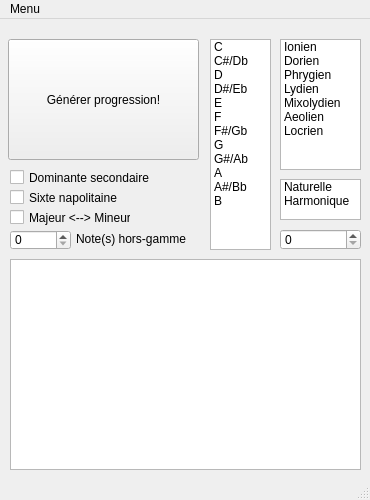
This is mainwindow.ui in elementalsc/melonbox as Qt 5 draws it before an edit. The edited form follows.
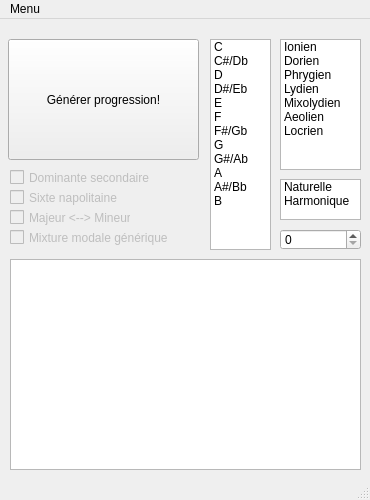
This is the edited form.

Commit message: Progress on ModalMixture, many TODO added

Diff of the .ui file:
```diff
--- a/mainwindow.ui
+++ b/mainwindow.ui
@@ -206,7 +206,10 @@
      </property>
     </item>
    </widget>
-   <widget class="QCheckBox" name="checkBox">
+   <widget class="QCheckBox" name="uCheckSecondaryDominant">
+    <property name="enabled">
+     <bool>false</bool>
+    </property>
     <property name="geometry">
      <rect>
       <x>10</x>
@@ -219,7 +222,10 @@
      <string>Dominante secondaire</string>
     </property>
    </widget>
-   <widget class="QCheckBox" name="checkBox_2">
+   <widget class="QCheckBox" name="uCheckNeopolitan">
+    <property name="enabled">
+     <bool>false</bool>
+    </property>
     <property name="geometry">
      <rect>
       <x>10</x>
@@ -232,7 +238,10 @@
      <string>Sixte napolitaine</string>
     </property>
    </widget>
-   <widget class="QCheckBox" name="checkBox_3">
+   <widget class="QCheckBox" name="uCheckMajorMinor">
+    <property name="enabled">
+     <bool>false</bool>
+    </property>
     <property name="geometry">
      <rect>
       <x>10</x>
@@ -245,27 +254,20 @@
      <string>Majeur &lt;--&gt; Mineur</string>
     </property>
    </widget>
-   <widget class="QSpinBox" name="uVariationNumber_2">
-    <property name="geometry">
-     <rect>
-      <x>10</x>
-      <y>211</y>
-      <width>61</width>
-      <height>20</height>
-     </rect>
+   <widget class="QCheckBox" name="uCheckModalMixture">
+    <property name="enabled">
+     <bool>false</bool>
     </property>
-   </widget>
-   <widget class="QLabel" name="label">
     <property name="geometry">
      <rect>
-      <x>76</x>
+      <x>10</x>
       <y>210</y>
-      <width>111</width>
-      <height>20</height>
+      <width>161</width>
+      <height>17</height>
      </rect>
     </property>
     <property name="text">
-     <string>Note(s) hors-gamme</string>
+     <string>Mixture modale générique</string>
     </property>
    </widget>
    <zorder>oProgDisplay</zorder>
```
Left out of the diff: 9 changed lines with no effect on the pictures. The commit also changes 6 other files.
